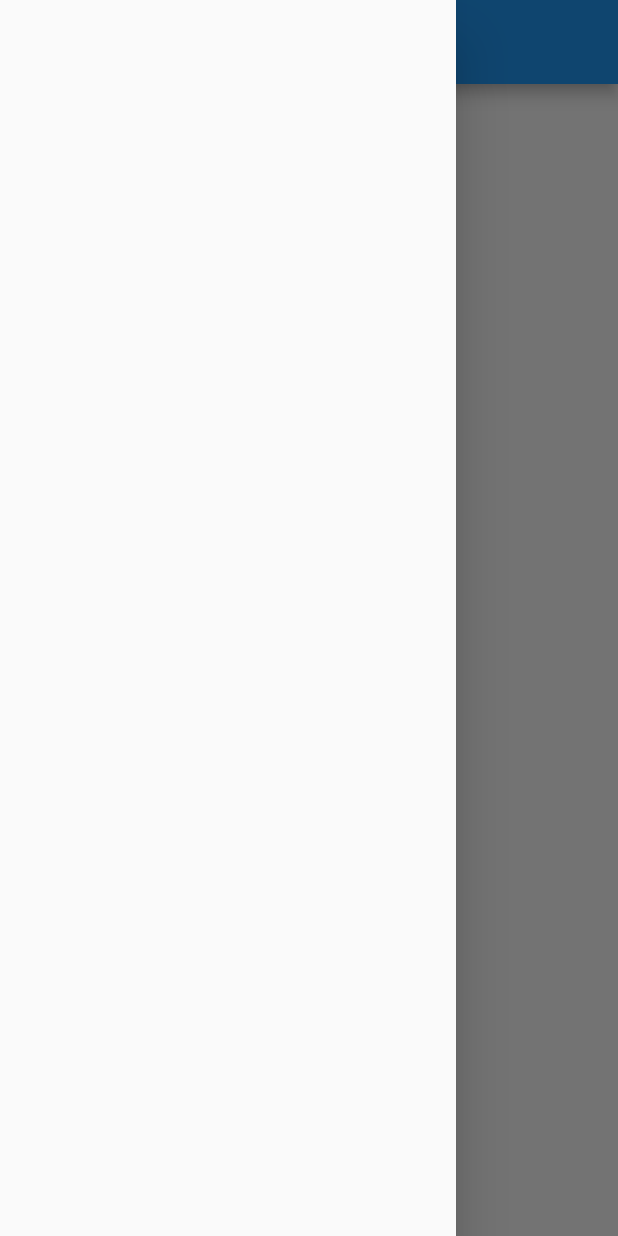
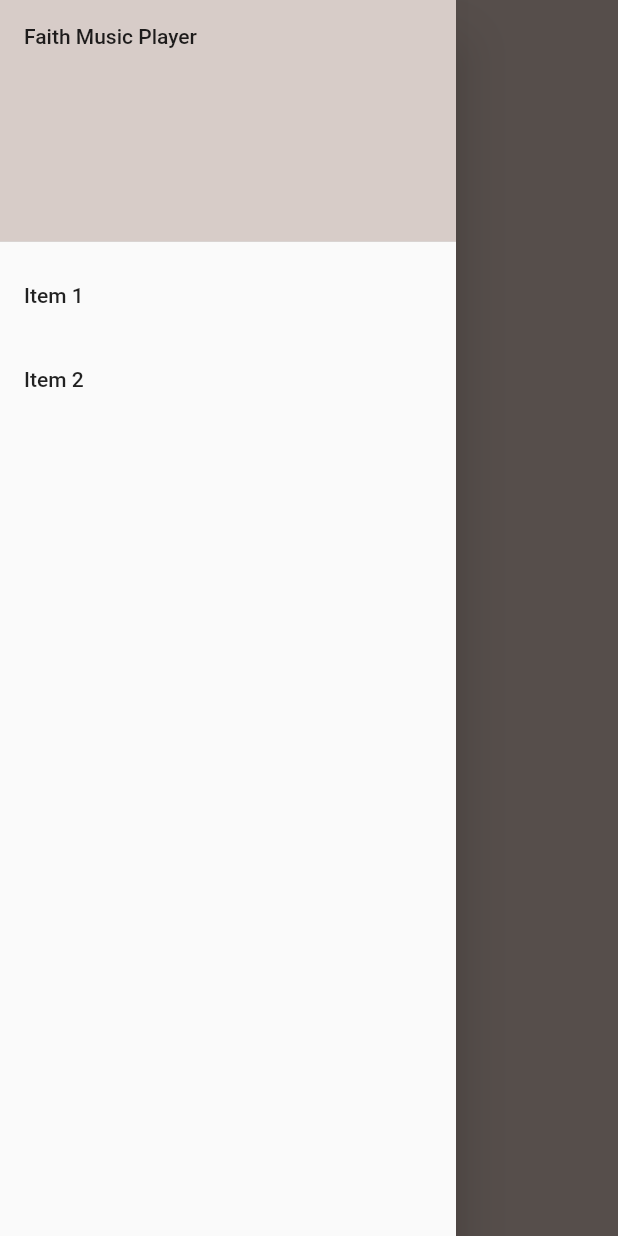
Before and after one commit to spyingcoder/faith_music_player, a Flutter app: the screen it shows after launch, with the side drawer open, on a phone screen of 412 x 824 dp. Run offline on Flutter 3.47's test engine with Material 2 defaults, Android fonts, the light colour scheme and no system bars; our stand-ins replace animated_text_kit; missing offline and left inert: audio_manager, flutter_audio_query.

Commit message:
Drawer Added Perfectly

```diff
--- a/lib/main.dart
+++ b/lib/main.dart
@@ -1,4 +1,5 @@
 import 'package:faith_music_player/screens/home_screen.dart';
+import 'package:faith_music_player/screens/music_screen.dart';
 import 'package:faith_music_player/shared/splash_screen.dart';
 import 'package:flutter/material.dart';
 
@@ -9,6 +10,7 @@ void main() {
       routes: {
         '/': (context) => Home(),
         '/splash': (context) => SplashScreen(),
+        // '/songWidget': (context) => SongWidget(),
       },
       initialRoute: '/splash',
     ),
--- a/lib/screens/home_screen.dart
+++ b/lib/screens/home_screen.dart
@@ -1,5 +1,6 @@
+import 'package:faith_music_player/shared/menu_drawer.dart';
+import 'package:flutter/material.dart';
 import 'package:animated_text_kit/animated_text_kit.dart';
-import 'package:flutter/material.dart';
 //Audio packages ------------------------------------------------VVVV>
 import 'package:flutter_audio_query/flutter_audio_query.dart';
 import 'package:audio_manager/audio_manager.dart';
@@ -15,12 +16,26 @@ class Home extends StatefulWidget {
 class _HomeState extends State<Home> {
   @override
   Widget build(BuildContext context) {
+    // var audioManagerInstance = AudioManager.instance;
     return Scaffold(
-      appBar: AppBar(),
-      drawer: Drawer(),
-      body: Center(
-        child: Text("This is the landing page"),
+      appBar: AppBar(
+        backgroundColor: Colors.transparent,
+        elevation: 0,
       ),
+      drawer: MenuDrawer(),
+      backgroundColor: Colors.brown[200],
+      body: Container(),
+      floatingActionButton: Center(
+        child: FloatingActionButton(
+          onPressed: () {
+            Navigator.of(context).pushNamed('/');
+          },
+          child: Icon(Icons.arrow_forward_ios),
+        ),
+      ),
+      // body: Center(
+      //   child: Text("This is the landing page"),
+      // ),
     );
   }
 }
--- /dev/null
+++ b/lib/shared/menu_drawer.dart
@@ -0,0 +1,41 @@
+import 'package:flutter/material.dart';
+
+class MenuDrawer extends StatelessWidget {
+  const MenuDrawer({Key key}) : super(key: key);
+
+  @override
+  Widget build(BuildContext context) {
+    return Drawer(
+      child: ListView(
+        // Important: Remove any padding from the ListView.
+        padding: EdgeInsets.zero,
+        children: [
+          DrawerHeader(
+            decoration: BoxDecoration(
+              color: Colors.brown[100],
+            ),
+            child: const Text('Faith Music Player', ),
+          ),
+          ListTile(
+            title: const Text('Item 1'),
+            onTap: () {
+              // Navigator.of(context).pop();
+              //       Navigator.of(context).push(
+              //         MaterialPageRoute(builder: (context) => screen),
+              //       );
+            },
+          ),
+          ListTile(
+            title: const Text('Item 2'),
+            onTap: () {
+              // Navigator.of(context).pop();
+              //       Navigator.of(context).push(
+              //         MaterialPageRoute(builder: (context) => screen),
+              //       );
+            },
+          ),
+        ],
+      ),
+    );
+  }
+}
--- a/lib/shared/splash_screen.dart
+++ b/lib/shared/splash_screen.dart
@@ -14,7 +14,7 @@ class _SplashScreenState extends State<SplashScreen> {
   void initState() {
     super.initState();
     Timer(
-      const Duration(seconds: 6),
+      const Duration(seconds: 7),
       () => Navigator.pushNamed(context, '/'),
     );
   }
@@ -26,6 +26,7 @@ class _SplashScreenState extends State<SplashScreen> {
         children: [
           Container(
             height: MediaQuery.of(context).size.height,
+            width: MediaQuery.of(context).size.width,
             color: Colors.white,
             child: Image.asset(
               "assets/images/logo.png",
```
Also changed, not shown: lib/screens/music_screen.dart (added), 1 other file.
